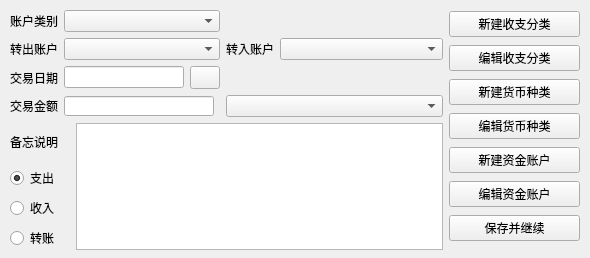
This is ui/changebillwidget.ui in Harry-Chen/OOP-Cash as Qt 5 draws it before an edit. The edited form follows.
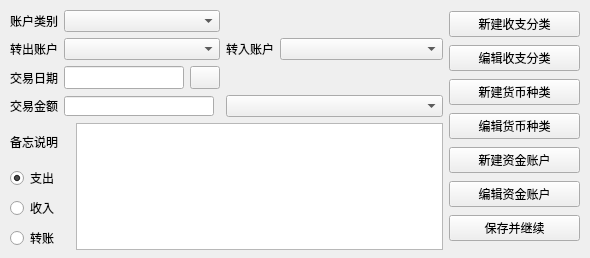
This is the edited form. Icons and pictures are not drawn.

Diff of the .ui file:
```diff
--- a/ui/changebillwidget.ui
+++ b/ui/changebillwidget.ui
@@ -128,8 +128,8 @@
          <widget class="QLineEdit" name="lineEditTime">
           <property name="minimumSize">
            <size>
-            <width>0</width>
-            <height>0</height>
+            <width>34</width>
+            <height>23</height>
            </size>
           </property>
           <property name="maximumSize">
```
Left out of the diff: 222 changed lines with no effect on the pictures. Lines whose indentation alone changed are shown as unchanged.
